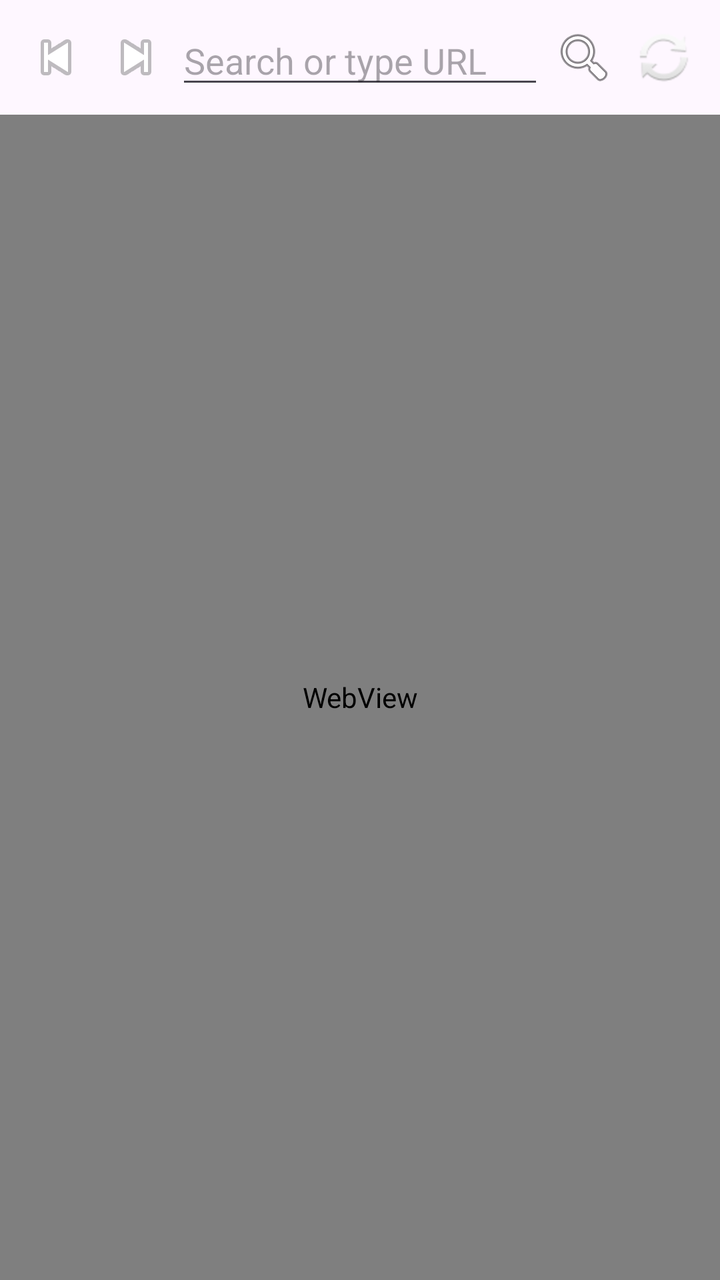
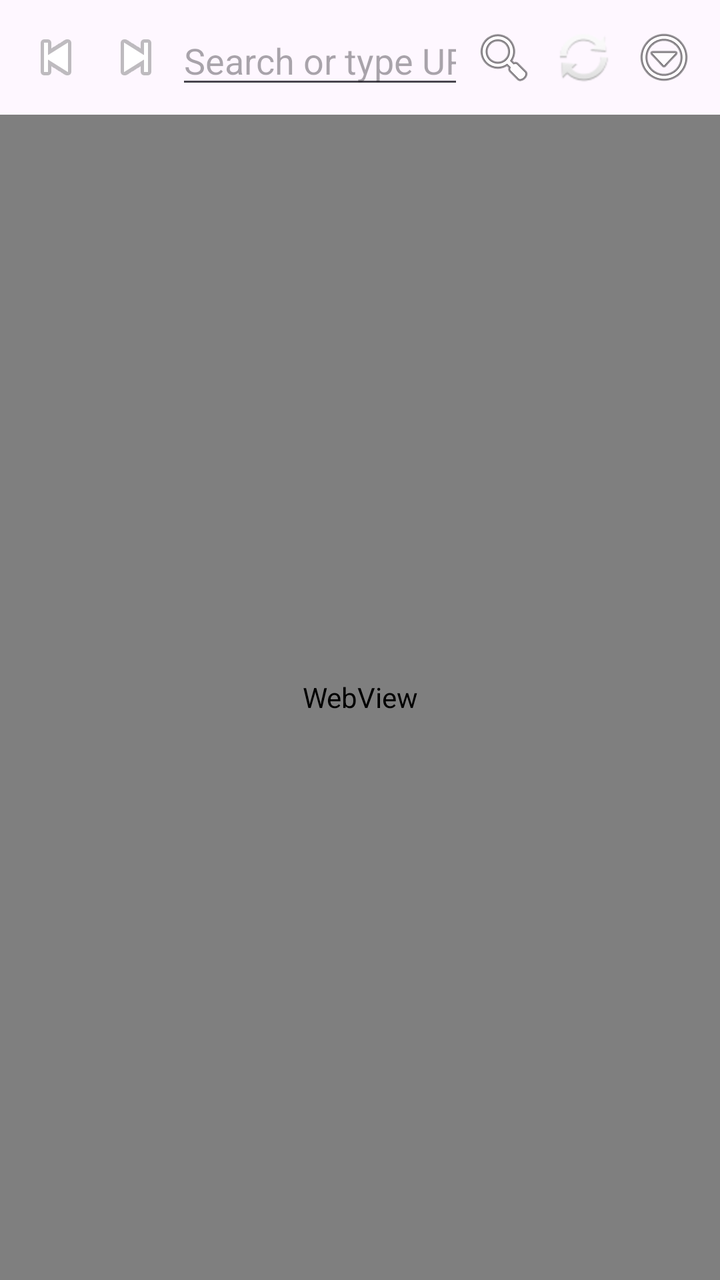

Two renders of the same Android screen: before a commit and after it. Below are the layout's source before the change and the commit's diff.
<!-- AndroidManifest.xml: application theme Theme.MyBrowser -->
<!-- res/layout/activity_main.xml -->
<?xml version="1.0" encoding="utf-8"?>
<LinearLayout xmlns:android="http://schemas.android.com/apk/res/android"
    android:layout_width="match_parent"
    android:layout_height="match_parent"
    android:orientation="vertical">

    <LinearLayout
        android:layout_width="match_parent"
        android:layout_height="wrap_content"
        android:orientation="horizontal"
        android:padding="8dp"
        android:gravity="center_vertical">

        <ImageButton
            android:id="@+id/btnBack"
            android:layout_width="40dp"
            android:layout_height="40dp"
            android:background="@android:color/transparent"
            android:src="@android:drawable/ic_media_previous" />

        <ImageButton
            android:id="@+id/btnForward"
            android:layout_width="40dp"
            android:layout_height="40dp"
            android:background="@android:color/transparent"
            android:src="@android:drawable/ic_media_next" />

        <EditText
            android:id="@+id/etUrl"
            android:layout_width="0dp"
            android:layout_height="wrap_content"
            android:layout_weight="1"
            android:hint="Search or type URL"
            android:inputType="textUri"
            android:singleLine="true"
            android:imeOptions="actionGo" />

        <ImageButton
            android:id="@+id/btnGo"
            android:layout_width="40dp"
            android:layout_height="40dp"
            android:background="@android:color/transparent"
            android:src="@android:drawable/ic_menu_search" />

        <ImageButton
            android:id="@+id/btnRefresh"
            android:layout_width="40dp"
            android:layout_height="40dp"
            android:background="@android:color/transparent"
            android:src="@android:drawable/ic_popup_sync" />

    </LinearLayout>

    <ProgressBar
        android:id="@+id/progressBar"
        style="?android:attr/progressBarStyleHorizontal"
        android:layout_width="match_parent"
        android:layout_height="4dp"
        android:max="100"
        android:visibility="gone" />

    <WebView
        android:id="@+id/webView"
        android:layout_width="match_parent"
        android:layout_height="match_parent" />

</LinearLayout>
<!-- resources referenced by this layout -->
<resources>
  <style name="Theme.MyBrowser" parent="Theme.Material3.DayNight.NoActionBar">
          <item name="colorPrimary">#6200EE</item>
          <item name="colorPrimaryDark">#3700B3</item>
          <item name="colorAccent">#03DAC5</item>
      </style>
</resources>

<!-- the commit's change to res/layout/activity_main.xml (unified diff, before → after) -->
@@ -49,6 +49,13 @@
             android:background="@android:color/transparent"
             android:src="@android:drawable/ic_popup_sync" />
 
+        <ImageButton
+            android:id="@+id/btnMenu"
+            android:layout_width="40dp"
+            android:layout_height="40dp"
+            android:background="@android:color/transparent"
+            android:src="@android:drawable/ic_menu_more" />
+
     </LinearLayout>
 
     <ProgressBar
